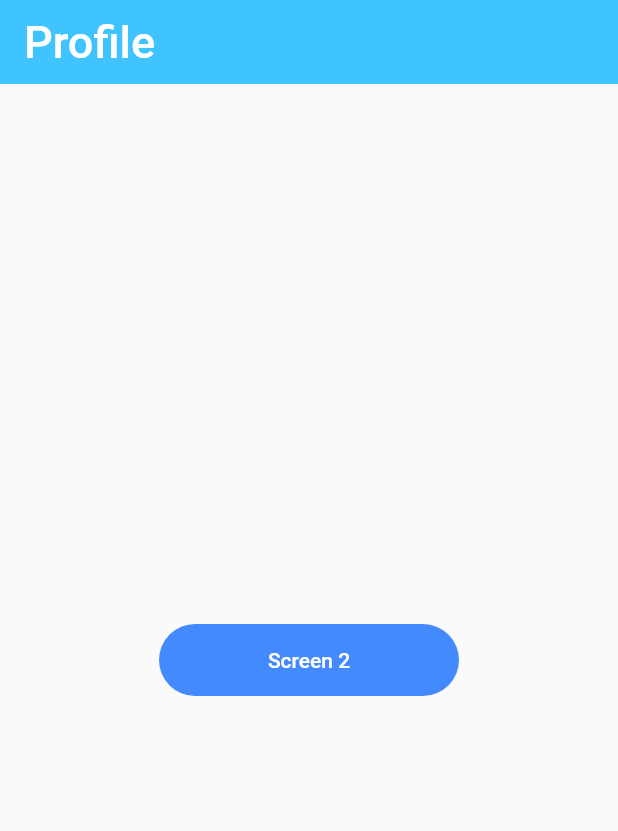
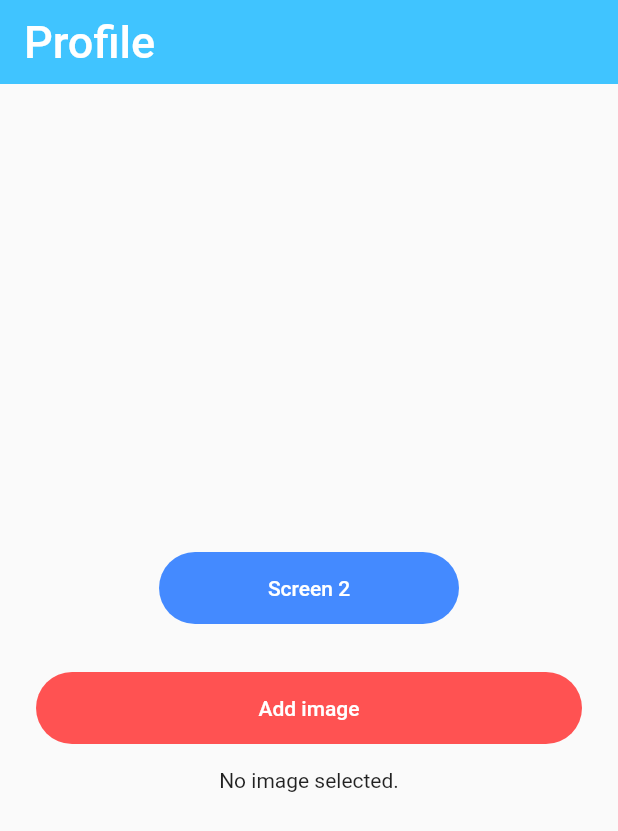
Before and after one commit to jamesilloyd/genchi_app, a Flutter app: the ProfileScreen screen opened directly, on a phone screen of 412 x 824 dp. Shown: the top 831 px of the screen. Run offline on Flutter 3.47's test engine with Material 2 defaults, Android fonts, the phone set to English and light mode, and no system bars; our stand-ins replace animated_text_kit, cloud_firestore, firebase_auth, image_picker, modal_progress_hud; accounts and stored records are empty.

Commit message:
added image adding func

```diff
--- a/lib/screens/profile_screen.dart
+++ b/lib/screens/profile_screen.dart
@@ -4,6 +4,8 @@ import 'package:genchi_app/components/app_bar.dart';
 import 'package:genchi_app/components/rounded_button.dart';
 import 'profile_screen2.dart';
 import 'welcome_screen.dart';
+import 'package:image_picker/image_picker.dart';
+import 'dart:io' as io;
 
 class ProfileScreen extends StatefulWidget {
   @override
@@ -11,14 +13,23 @@ class ProfileScreen extends StatefulWidget {
 }
 
 class _ProfileScreenState extends State<ProfileScreen> {
+  io.File _image;
+
+  Future getImage() async {
+    var image = await ImagePicker.pickImage(source: ImageSource.gallery);
+    setState( () {
+        _image = image;
+      },
+    );
+  }
+
   @override
   Widget build(BuildContext context) {
     return CupertinoTabView(
         routes: {
           SecondProfileScreen.id: (context) => SecondProfileScreen(),
-          WelcomeScreen.id : (context) => WelcomeScreen(),
+          WelcomeScreen.id: (context) => WelcomeScreen(),
         },
-
         builder: (context) {
           return Scaffold(
             appBar: AppNavigationBar(barTitle: "Profile"),
@@ -36,23 +47,24 @@ class _ProfileScreenState extends State<ProfileScreen> {
                         buttonTitle: "Screen 2",
                         onPressed: () {
                           Navigator.pushNamed(context, SecondProfileScreen.id);
-
-//                          Navigator.of(context).push(
-//                            CupertinoPageRoute(
-//                              builder: (context) {
-//                                return SecondProfileScreen();
-//                              },
-//                            ),
-//                          );
                         },
                       ),
                     ],
                   ),
+                  RoundedButton(
+                    buttonColor: Colors.redAccent,
+                    buttonTitle: "Add image",
+                    onPressed: () {
+                      getImage();
+                    },
+                  ),
+                  _image == null
+                      ? Center(child: Text('No image selected.'))
+                      : Center(child: Image.file(_image)),
                 ],
               ),
             ),
           );
-        }
-    );
+        });
   }
 }
--- a/pubspec.yaml
+++ b/pubspec.yaml
@@ -11,7 +11,7 @@ description: A new Flutter application.
 # In iOS, build-name is used as CFBundleShortVersionString while build-number used as CFBundleVersion.
 # Read more about iOS versioning at
 # https://developer.apple.com/library/archive/documentation/General/Reference/InfoPlistKeyReference/Articles/CoreFoundationKeys.html
-version: 1.0.0+6
+version: 1.0.0+8
 
 environment:
   sdk: ">=2.1.0 <3.0.0"
@@ -26,6 +26,7 @@ dependencies:
   firebase_auth: ^0.15.5+2
   cloud_firestore: ^0.13.4+2
   modal_progress_hud: ^0.1.3
+  image_picker: ^0.6.3+4
 
 
 dev_dependencies:
```
Also changed, not shown: lib/screens/search_screen.dart (+7 -8 lines), pubspec.lock, 2 other files.
